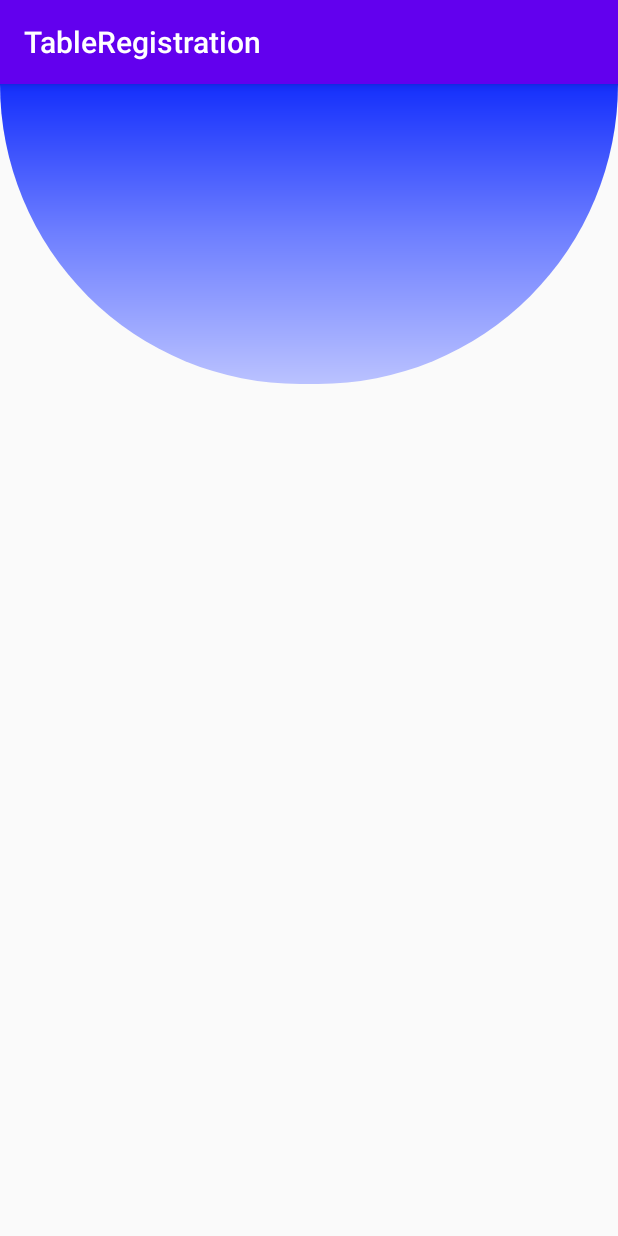
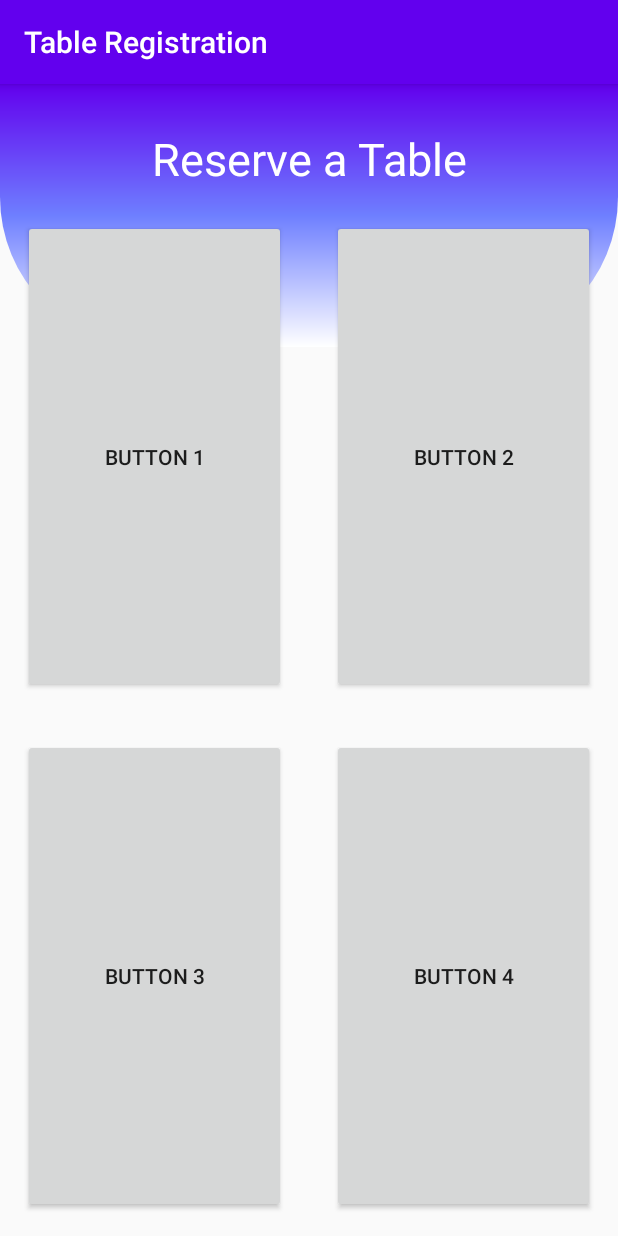
Before and after one commit to mlph-aborja/table-registration-app, an Android app: the screen it shows after launch (MainActivity), on a phone screen of 412 x 824 dp. Run offline under Robolectric (Android 15) with nearby library versions, the phone set to English and light mode, and no system bars.

Commit message:
Complete grid layout

```diff
--- a/app/build.gradle
+++ b/app/build.gradle
@@ -30,6 +30,8 @@ dependencies {
     implementation 'androidx.core:core-ktx:1.3.1'
     implementation 'androidx.appcompat:appcompat:1.2.0'
     implementation 'androidx.constraintlayout:constraintlayout:2.0.1'
+    implementation 'androidx.cardview:cardview:1.0.0'
+    implementation 'androidx.gridlayout:gridlayout:1.0.0'
     testImplementation 'junit:junit:4.12'
     androidTestImplementation 'androidx.test.ext:junit:1.1.2'
     androidTestImplementation 'androidx.test.espresso:espresso-core:3.3.0'
--- a/app/src/main/res/drawable/circle.xml
+++ b/app/src/main/res/drawable/circle.xml
@@ -1,11 +1,11 @@
 <?xml version="1.0" encoding="utf-8"?>
 <shape android:shape="rectangle" xmlns:android="http://schemas.android.com/apk/res/android">
 
-    <corners android:bottomLeftRadius="500dp" android:bottomRightRadius="500dp"/>
+    <corners android:bottomLeftRadius="100dp" android:bottomRightRadius="100dp"/>
 
     <gradient
         android:angle="270"
         android:centerColor="#6E7FFF"
-        android:endColor="#BAC2FF"
-        android:startColor="#142FFC " />
+        android:endColor="#FFFFFF"
+        android:startColor="@color/colorPrimary" />
 </shape>
--- a/app/src/main/res/layout/activity_main.xml
+++ b/app/src/main/res/layout/activity_main.xml
@@ -6,13 +6,69 @@
     android:layout_height="match_parent"
     tools:context=".MainActivity">
 
-    <View
+    <TextView
         android:id="@+id/colored_bar"
         android:layout_width="match_parent"
-        android:layout_height="200dp"
+        android:layout_height="175dp"
         android:background="@drawable/circle"
         app:layout_constraintEnd_toEndOf="parent"
         app:layout_constraintStart_toStartOf="parent"
-        app:layout_constraintTop_toTopOf="parent" />
+        app:layout_constraintTop_toTopOf="parent"
+        android:text="@string/title_reservation"
+        android:gravity="center"
+        android:textColor="@color/colorWhite"
+        android:paddingBottom="75dp"
+        android:textSize="30sp"/>
+
+    <androidx.gridlayout.widget.GridLayout
+        android:layout_width="match_parent"
+        android:layout_height="match_parent"
+        android:layout_marginTop="75dp"
+        app:columnCount="2"
+        app:rowCount="2">
+
+        <Button
+            android:id="@+id/button"
+            android:layout_width="wrap_content"
+            android:layout_height="wrap_content"
+            app:layout_gravity="fill"
+            app:layout_rowWeight="1"
+            app:layout_columnWeight="1"
+            android:layout_margin="15dp"
+            android:text="Button 1"
+            />
+
+        <Button
+            android:id="@+id/button2"
+            android:layout_width="wrap_content"
+            android:layout_height="wrap_content"
+            app:layout_gravity="fill"
+            app:layout_rowWeight="1"
+            app:layout_columnWeight="1"
+            android:layout_margin="15dp"
+            android:text="Button 2" />
+
+        <Button
+            android:id="@+id/button3"
+            android:layout_width="wrap_content"
+            android:layout_height="wrap_content"
+            app:layout_gravity="fill"
+            app:layout_rowWeight="1"
+            app:layout_columnWeight="1"
+            android:layout_margin="15dp"
+            android:text="Button 3" />
+
+        <Button
+            android:id="@+id/button4"
+            android:layout_width="wrap_content"
+            android:layout_height="wrap_content"
+            app:layout_gravity="fill"
+            app:layout_rowWeight="1"
+            app:layout_columnWeight="1"
+            android:layout_margin="15dp"
+            android:text="Button 4" />
+
+    </androidx.gridlayout.widget.GridLayout>
+
 
 </androidx.constraintlayout.widget.ConstraintLayout>
--- a/app/src/main/res/values/colors.xml
+++ b/app/src/main/res/values/colors.xml
@@ -3,4 +3,5 @@
     <color name="colorPrimary">#6200EE</color>
     <color name="colorPrimaryDark">#3700B3</color>
     <color name="colorAccent">#03DAC5</color>
+    <color name="colorWhite">#FFFFFF</color>
 </resources>
--- a/app/src/main/res/values/strings.xml
+++ b/app/src/main/res/values/strings.xml
@@ -1,3 +1,4 @@
 <resources>
-    <string name="app_name">TableRegistration</string>
+    <string name="app_name">Table Registration</string>
+    <string name="title_reservation">Reserve a Table</string>
 </resources>
```
